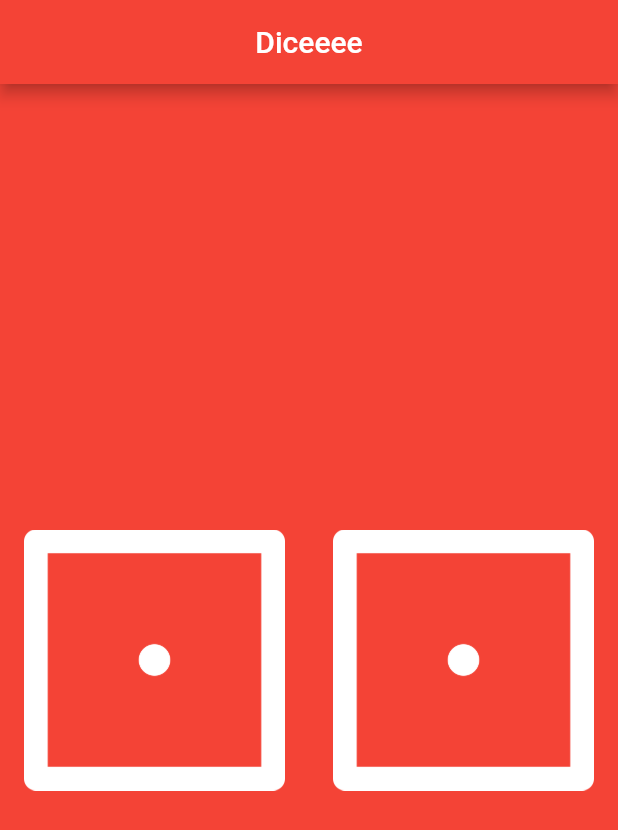
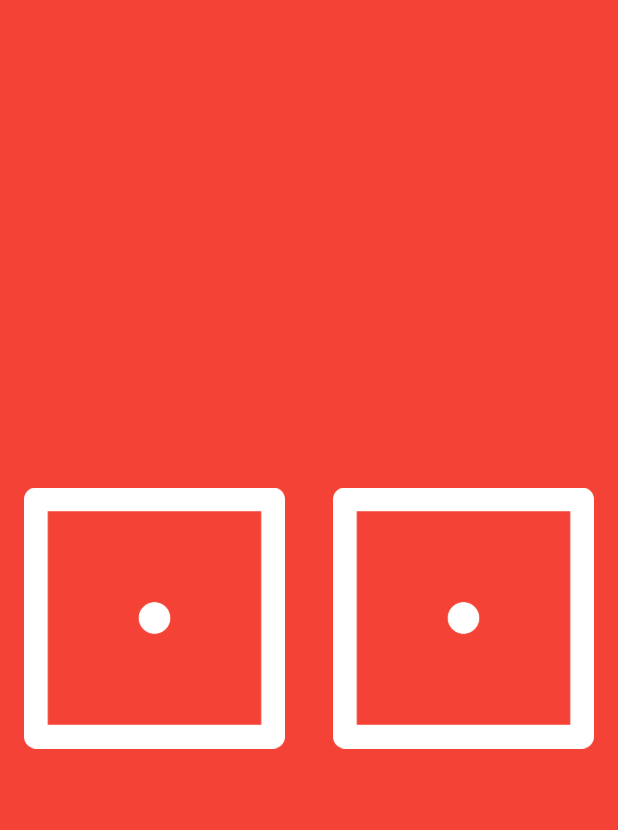
Before and after one commit to Kogoon/Dice-Flutter, a Flutter app: the screen it shows after launch, on a phone screen of 412 x 824 dp. Shown: the top 830 px of the screen. Run offline on Flutter 3.47's test engine with Material 2 defaults, Android fonts, the phone set to English and light mode, and no system bars.

Commit message:
Delete appbar

```diff
--- a/lib/main.dart
+++ b/lib/main.dart
@@ -7,13 +7,9 @@ class MyApp extends StatelessWidget {
   @override
   Widget build(BuildContext context) {
     return MaterialApp(
+      debugShowCheckedModeBanner: false,
       home: Scaffold(
         backgroundColor: Colors.red,
-        appBar: AppBar(
-          title: Text('Diceeee'),
-          centerTitle: true,
-          backgroundColor: Colors.red,
-        ),
         body: DicePage(),
       ),
     );
```
